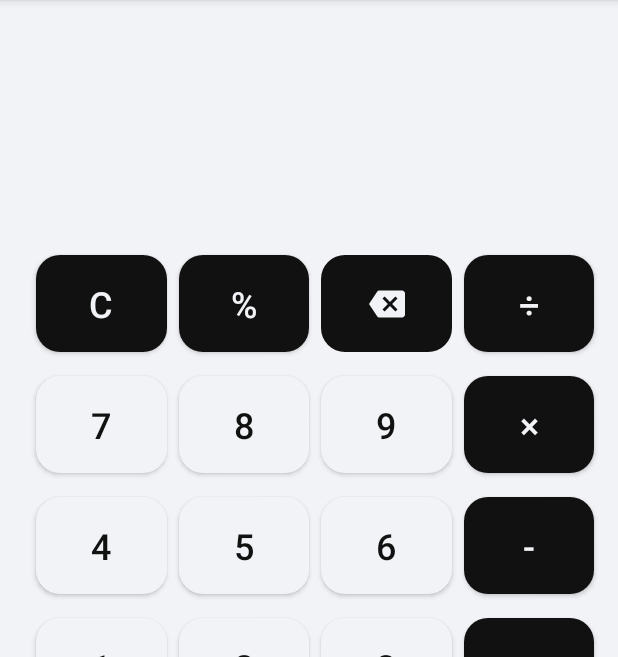
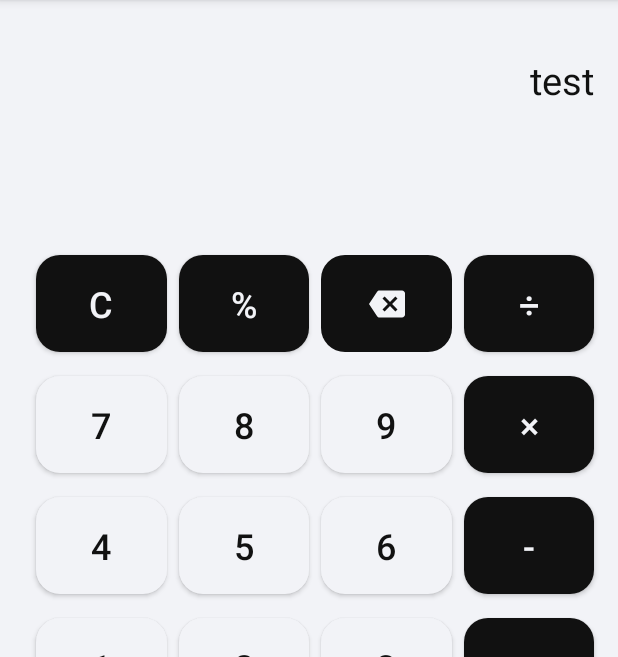
Before and after one commit to KarenSuqiasyan/CodeSchoolAndroidLessons, an Android app: the CalculatorActivity screen opened directly, with no data from a screen before it, on a phone screen of 412 x 824 dp, the part 84-741 px from its top. Run offline under Robolectric (Android 15) with nearby library versions, the phone set to English and light mode, and no system bars.

Commit message:
test commit

```diff
--- a/app/src/main/res/layout/activity_calculator.xml
+++ b/app/src/main/res/layout/activity_calculator.xml
@@ -17,7 +17,7 @@
         android:background="@color/white"
         android:lines="2"
         android:maxLines="2"
-        android:text=""
+        android:text="test"
         android:textAlignment="textEnd"
         android:textColor="@color/black"
         android:textSize="25sp"
```
